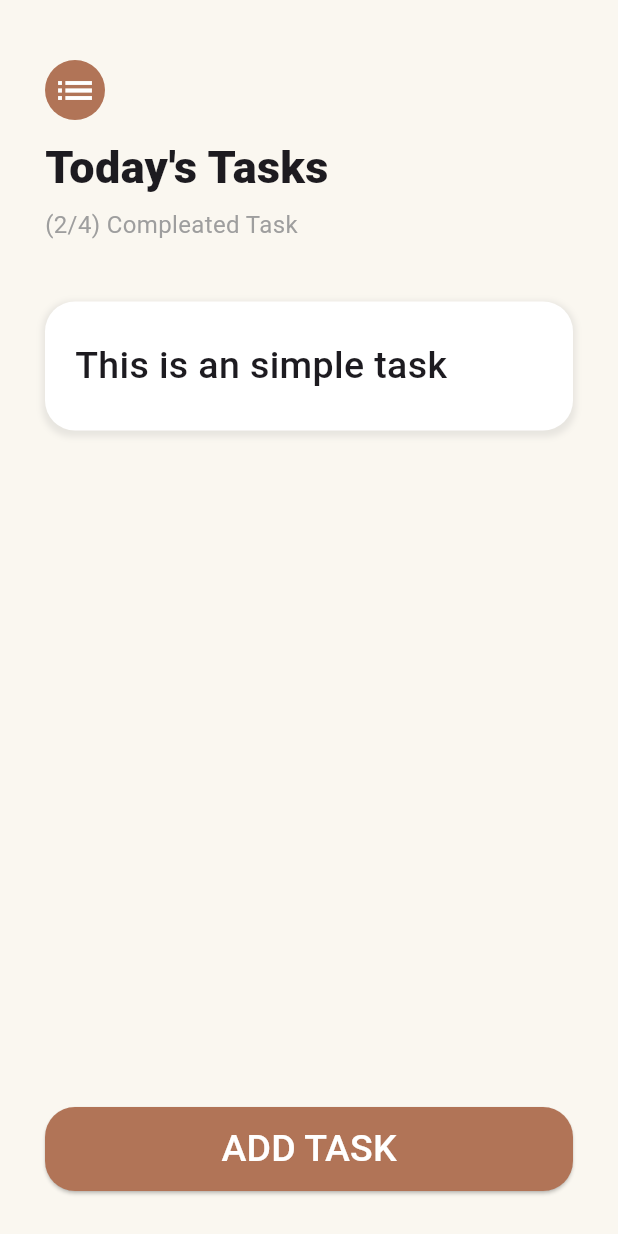
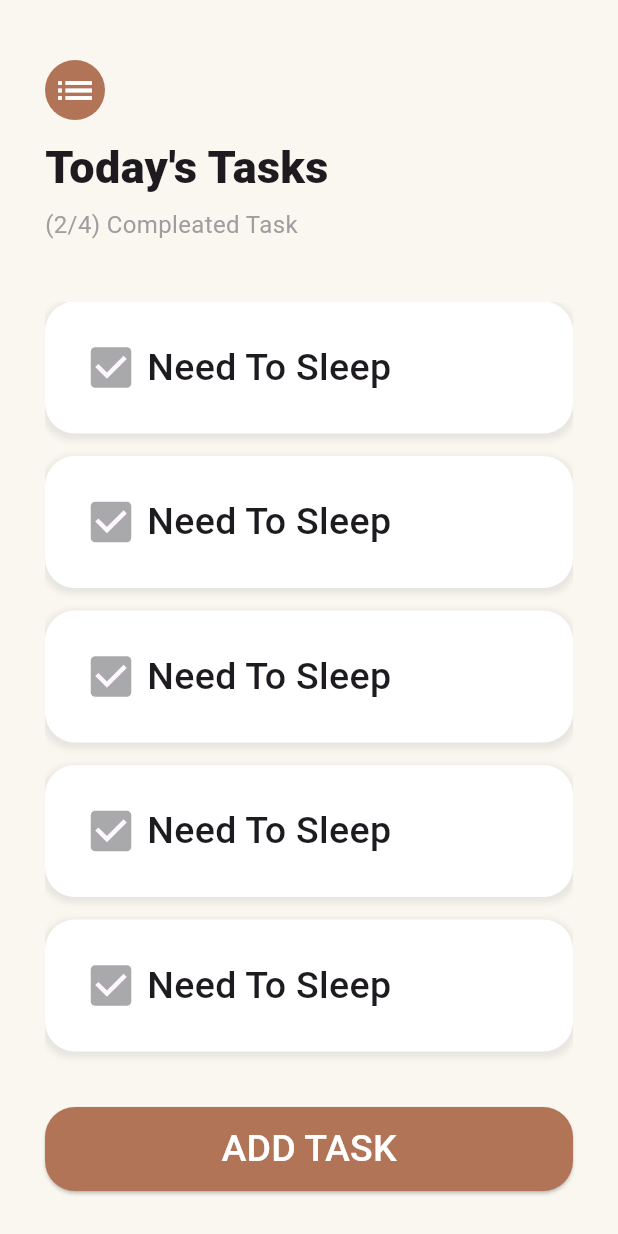
Before and after one commit to risal-ea/todo-app, a Flutter app: the screen it shows after launch, on a phone screen of 412 x 824 dp. Run offline on Flutter 3.47's test engine with Material 3 defaults, Android fonts, the phone set to English and light mode, and no system bars.

Commit message:
setting ListView and Refactoring the code

```diff
--- a/lib/screens/task_screen.dart
+++ b/lib/screens/task_screen.dart
@@ -1,4 +1,5 @@
 import 'package:flutter/material.dart';
+import 'package:todo_app/widgets/task_list.dart';
 
 class TasksScreen extends StatelessWidget {
   const TasksScreen({super.key});
@@ -41,40 +42,11 @@ class TasksScreen extends StatelessWidget {
               SizedBox(
                 height: 40.0,
               ),
+
+              TaskList(),
+
               Container(
-                width: double.infinity,
-                decoration: BoxDecoration(
-                  color: Colors.white,
-                  borderRadius: BorderRadius.circular(20.0),
-                  boxShadow: [
-                    BoxShadow(
-                      color: Colors.grey.withOpacity(0.2), // Shadow color
-                      spreadRadius: 2, // How far the shadow spreads
-                      blurRadius: 3, // How blurry the shadow looks
-                      offset: Offset(0,
-                          2), // Changes position of shadow (horizontal, vertical)
-                    ),
-                  ],
-                ),
-                child: Container(
-                  padding: EdgeInsets.only(
-                      top: 25.0, left: 20.0, right: 20.0, bottom: 25.0),
-                  child: Row(
-                    children: [
-                      // Icon(icons),
-                      Text(
-                        "This is an simple task",
-                        style: TextStyle(
-                          fontSize: 25.0,
-                          fontWeight: FontWeight.w500,
-                        ),
-                      ),
-                    ],
-                  ),
-                ),
-              ),
-              Spacer(),
-              Container(
+                margin: EdgeInsets.only(top: 25.0),
                 width: double.infinity,
                 child: ElevatedButton(
                   onPressed: (){
--- /dev/null
+++ b/lib/widgets/task_list.dart
@@ -0,0 +1,29 @@
+import 'package:flutter/material.dart';
+import 'package:todo_app/widgets/task_widget.dart';
+class TaskList extends StatelessWidget {
+  const TaskList({
+    super.key,
+  });
+
+  @override
+  Widget build(BuildContext context) {
+    return Expanded(
+      child: ListView(
+        children: <Widget>[
+          Task(taskName: 'Need To Sleep'),
+          Task(taskName: 'Need To Sleep'),
+          Task(taskName: 'Need To Sleep'),
+          Task(taskName: 'Need To Sleep'),
+          Task(taskName: 'Need To Sleep'),
+          Task(taskName: 'Need To Sleep'),
+          Task(taskName: 'Need To Sleep'),
+          Task(taskName: 'Need To Sleep'),
+          Task(taskName: 'Need To Sleep'),
+          Task(taskName: 'Need To Sleep'),
+          Task(taskName: 'Need To Sleep'),
+          Task(taskName: 'Need To Sleep'),
+        ],
+      ),
+    );
+  }
+}
--- /dev/null
+++ b/lib/widgets/task_widget.dart
@@ -0,0 +1,54 @@
+import 'package:flutter/material.dart';
+
+class Task extends StatelessWidget {
+  final String taskName;
+
+  const Task({
+    super.key,
+    required this.taskName,
+  });
+
+  @override
+  Widget build(BuildContext context) {
+    return Container(
+      margin: EdgeInsets.only(bottom: 15.0),
+      width: double.infinity,
+      decoration: BoxDecoration(
+        color: Colors.white,
+        borderRadius: BorderRadius.circular(20.0),
+        boxShadow: [
+          BoxShadow(
+            color: Colors.grey.withOpacity(0.2), // Shadow color
+            spreadRadius: 2, // How far the shadow spreads
+            blurRadius: 3, // How blurry the shadow looks
+            offset: Offset(0,
+                2), // Changes position of shadow (horizontal, vertical)
+          ),
+        ],
+      ),
+      child: Container(
+        padding: EdgeInsets.only(
+            top: 20.0, left: 20.0, right: 20.0, bottom: 20.0),
+        child: Row(
+          children: [
+            Transform.scale(
+              scale: 1.5,
+              child: Checkbox(
+                value: true,
+                onChanged: null,
+                activeColor: Color(0xFFB17457),
+              ),
+            ),
+            Text(
+              taskName,
+              style: TextStyle(
+                fontSize: 25.0,
+                fontWeight: FontWeight.w500,
+              ),
+            ),
+          ],
+        ),
+      ),
+    );
+  }
+}
```
